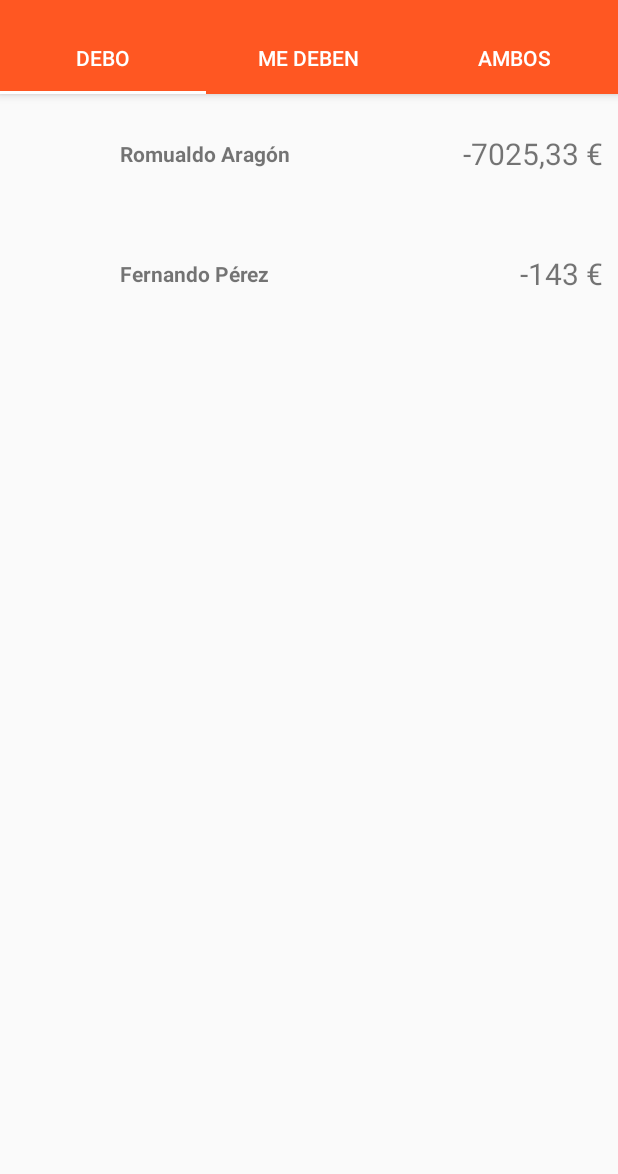
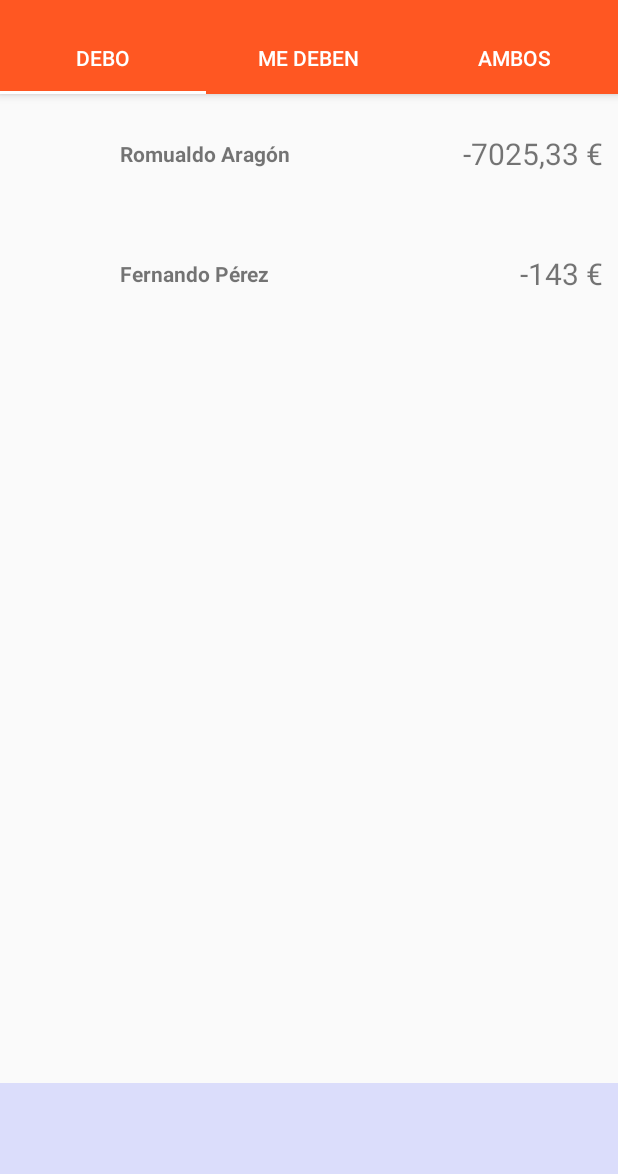
Before and after one commit to MelerosPaw/DeudApp, an Android app: the screen it shows after launch (MainActivity), on a phone screen of 412 x 824 dp, the part 62-1236 px from its top. Run offline under Robolectric (Android 15) with nearby library versions, the phone set to English and light mode, and no system bars; our stand-ins replace ButterKnife; libraries missing offline, so code that uses them is left out: com.amulyakhare.textdrawable, com.squareup.otto, melerospaw.memoryutil; 6 statements that could not run were skipped.

Commit message:
Added total bar to person list.

```diff
--- a/app/src/main/java/melerospaw/deudapp/data/DatabaseHelper.java
+++ b/app/src/main/java/melerospaw/deudapp/data/DatabaseHelper.java
@@ -27,12 +27,12 @@ import melerospaw.memoryutil.Path;
 
 public class DatabaseHelper extends OrmLiteSqliteOpenHelper {
 
-    public static final String TAG = DatabaseHelper.class.getSimpleName();
-    private static DatabaseHelper helper;
+    private static final String TAG = DatabaseHelper.class.getSimpleName();
     private static final String DATABASE_NAME = "DeudApp.sqlite";
     private static final int DATABASE_VERSION = 1;
     private final Path.Builder RUTA_CARPETA_IMAGENES;
 
+    private static DatabaseHelper helper;
     private Dao<Persona, String> personaDao;
     private Dao<Entidad, Integer> entidadDao;
 
--- a/app/src/main/res/layout/fragment_lista_personas.xml
+++ b/app/src/main/res/layout/fragment_lista_personas.xml
@@ -3,8 +3,7 @@
     xmlns:app="http://schemas.android.com/apk/res-auto"
     xmlns:tools="http://schemas.android.com/tools"
     android:layout_width="match_parent"
-    android:layout_height="match_parent"
-    android:orientation="vertical">
+    android:layout_height="match_parent">
 
     <TextView
         android:id="@+id/tv_vacio"
@@ -16,14 +15,48 @@
         android:text="@string/mensaje_vacio"
         android:visibility="invisible" />
 
-    <android.support.v7.widget.RecyclerView
-        android:id="@+id/rv_personas"
+    <LinearLayout
         android:layout_width="match_parent"
         android:layout_height="match_parent"
-        android:orientation="vertical"
-        android:scrollbars="vertical"
-        app:layoutManager="android.support.v7.widget.LinearLayoutManager"
-        tools:listitem="@layout/item_acreedores_layout" />
+        android:orientation="vertical">
+
+        <android.support.v7.widget.RecyclerView
+            android:id="@+id/rv_personas"
+            android:layout_width="match_parent"
+            android:layout_height="0dp"
+            android:layout_weight="1"
+            android:orientation="vertical"
+            android:scrollbars="vertical"
+            app:layoutManager="android.support.v7.widget.LinearLayoutManager"
+            tools:listitem="@layout/item_acreedores_layout" />
 
 
+        <LinearLayout
+            android:id="@+id/ll_barra_total"
+            android:layout_width="match_parent"
+            android:layout_height="wrap_content"
+            android:background="@color/light_blue"
+            android:gravity="center_vertical"
+            android:orientation="horizontal"
+            android:padding="10dp">
+
+            <TextView
+                android:id="@+id/tv_total"
+                android:layout_width="0dp"
+                android:layout_height="wrap_content"
+                android:layout_weight="1"
+                tools:text="@string/total_adeudado" />
+
+            <TextView
+                android:id="@+id/tv_cantidad"
+                android:layout_width="wrap_content"
+                android:layout_height="wrap_content"
+                android:textColor="@color/colorPrimary"
+                android:textSize="30sp"
+                tools:text="30 €" />
+
+        </LinearLayout>
+
+    </LinearLayout>
+
 </FrameLayout>
--- a/app/src/main/res/values/strings.xml
+++ b/app/src/main/res/values/strings.xml
@@ -64,5 +64,7 @@
     <string name="cambiar_nombre">Cambiar nombre</string>
     <string name="cambiar">Cambiar</string>
     <string name="mensaje_dialogo_cambiar_nombre">Introduce un nuevo nombre para %1$s:</string>
+    <string name="total_debido">Total debido</string>
+    <string name="total_adeudado">Total adeudado</string>
 
 </resources>
```
